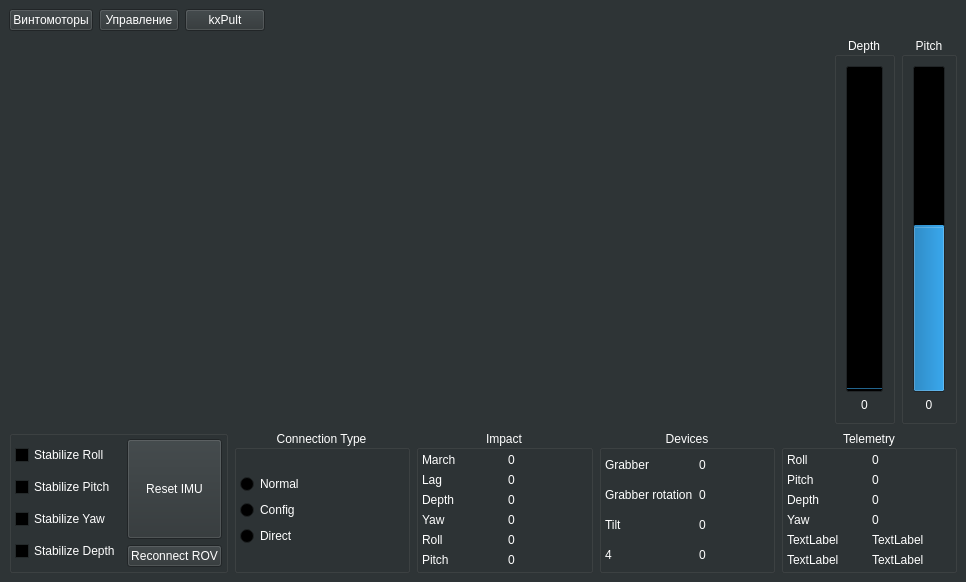
hidronautics/UV_control_box, file mainwindow.ui: the form before one commit.
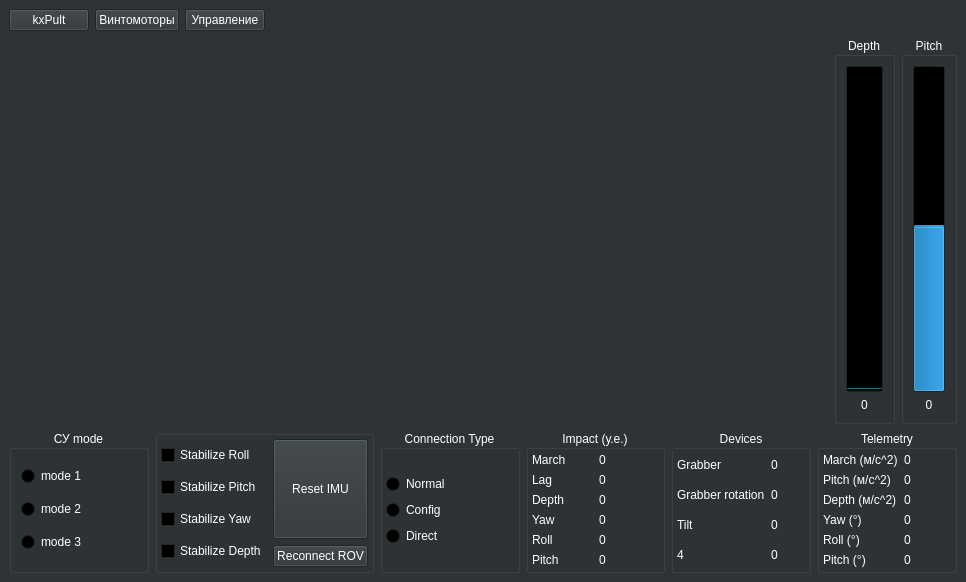
The form after the commit. Custom widgets are drawn as their Qt base class.

```diff
--- a/mainwindow.ui
+++ b/mainwindow.ui
@@ -459,6 +459,13 @@
    <layout class="QVBoxLayout" name="verticalLayout_9">
     <item>
      <layout class="QHBoxLayout" name="horizontalLayout_4">
+      <item>
+       <widget class="QPushButton" name="pushButton_kxPult">
+        <property name="text">
+         <string>kxPult</string>
+        </property>
+       </widget>
+      </item>
       <item>
        <widget class="QPushButton" name="pushButton_thruster">
         <property name="text">
@@ -473,13 +480,6 @@
         </property>
        </widget>
       </item>
-      <item>
-       <widget class="QPushButton" name="pushButton_kxPult">
-        <property name="text">
-         <string>kxPult</string>
-        </property>
-       </widget>
-      </item>
       <item>
        <spacer name="horizontalSpacer">
         <property name="orientation">
@@ -616,6 +616,42 @@
     </item>
     <item>
      <layout class="QHBoxLayout" name="horizontalLayout_6">
+      <item>
+       <widget class="QGroupBox" name="groupBox">
+        <property name="title">
+         <string>СУ mode</string>
+        </property>
+        <property name="alignment">
+         <set>Qt::AlignCenter</set>
+        </property>
+        <property name="flat">
+         <bool>false</bool>
+        </property>
+        <layout class="QVBoxLayout" name="verticalLayout_3">
+         <item>
+          <widget class="QRadioButton" name="radioButton">
+           <property name="text">
+            <string>mode 1</string>
+           </property>
+          </widget>
+         </item>
+         <item>
+          <widget class="QRadioButton" name="radioButton_2">
+           <property name="text">
+            <string>mode 2</string>
+           </property>
+          </widget>
+         </item>
+         <item>
+          <widget class="QRadioButton" name="radioButton_3">
+           <property name="text">
+            <string>mode 3</string>
+           </property>
+          </widget>
+         </item>
+        </layout>
+       </widget>
+      </item>
       <item>
        <widget class="QGroupBox" name="groupBox_2">
         <property name="sizePolicy">
@@ -755,7 +791,7 @@
       <item>
        <widget class="QGroupBox" name="groupBox_9">
         <property name="title">
-         <string>Impact</string>
+         <string>Impact (у.е.)</string>
         </property>
         <property name="alignment">
          <set>Qt::AlignCenter</set>
@@ -982,42 +1018,42 @@
            <item>
             <widget class="QLabel" name="label_9">
              <property name="text">
-              <string>Roll</string>
+              <string>March (м/с^2)</string>
              </property>
             </widget>
            </item>
            <item>
             <widget class="QLabel" name="label_10">
              <property name="text">
-              <string>Pitch</string>
+              <string>Pitch (м/с^2)</string>
              </property>
             </widget>
            </item>
            <item>
             <widget class="QLabel" name="label_12">
              <property name="text">
-              <string>Depth</string>
+              <string>Depth (м/с^2)</string>
              </property>
             </widget>
            </item>
            <item>
             <widget class="QLabel" name="label_11">
              <property name="text">
-              <string>Yaw</string>
+              <string>Yaw (°)</string>
              </property>
             </widget>
            </item>
            <item>
             <widget class="QLabel" name="label_5">
              <property name="text">
-              <string>TextLabel</string>
+              <string>Roll (°)</string>
              </property>
             </widget>
            </item>
            <item>
             <widget class="QLabel" name="label_6">
              <property name="text">
-              <string>TextLabel</string>
+              <string>Pitch (°)</string>
              </property>
             </widget>
            </item>
@@ -1056,14 +1092,14 @@
            <item>
             <widget class="QLabel" name="label_7">
              <property name="text">
-              <string>TextLabel</string>
+              <string>0</string>
              </property>
             </widget>
            </item>
            <item>
             <widget class="QLabel" name="label_13">
              <property name="text">
-              <string>TextLabel</string>
+              <string>0</string>
              </property>
             </widget>
            </item>
```
